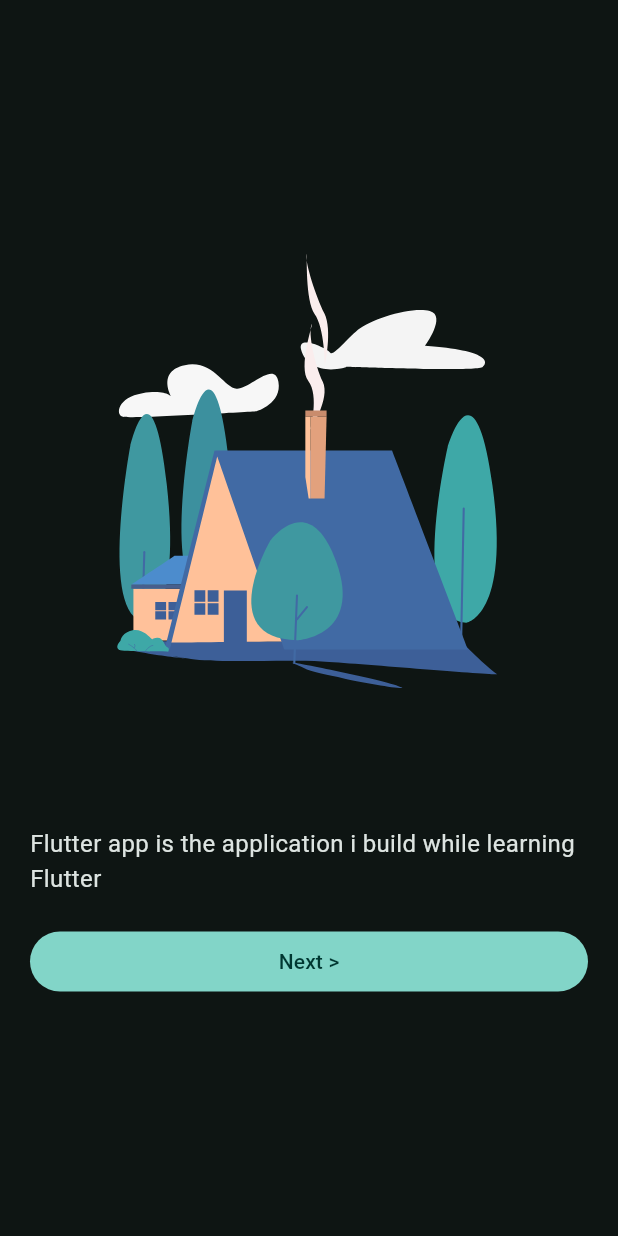
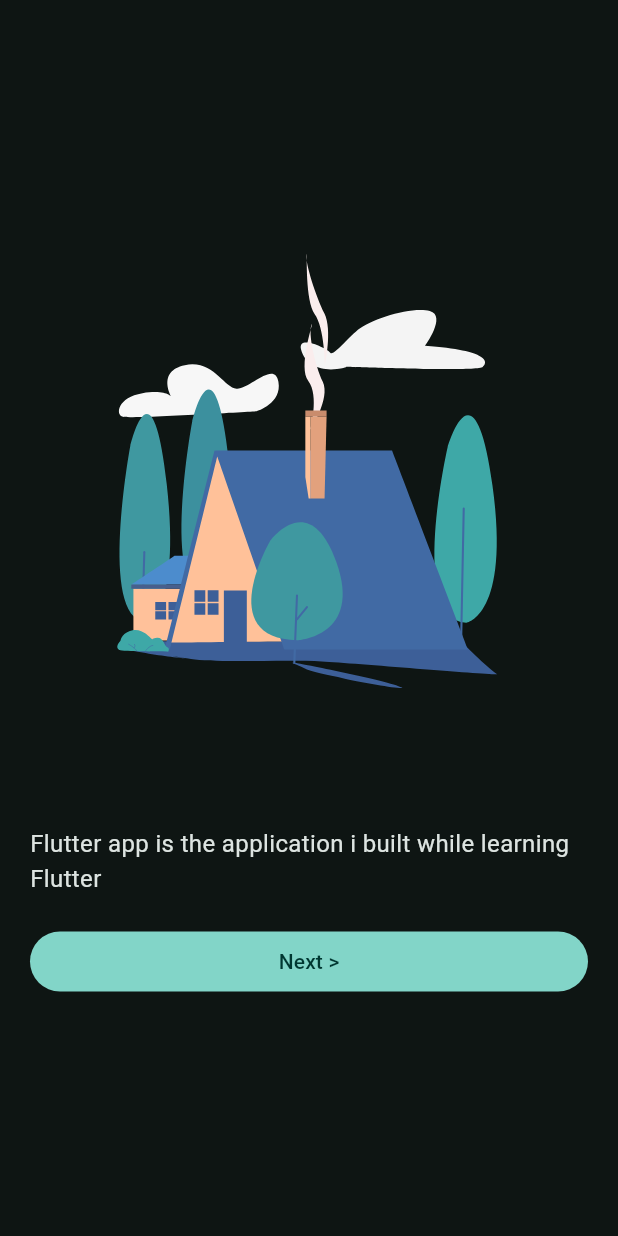
Before and after one commit to Danny-Py5/flutter-tutorial-sept-15-2025-monday-1-53pm, a Flutter app: the OnboardingPage screen opened directly, on a phone screen of 412 x 824 dp. Run offline on Flutter 3.47's test engine with Material 3 defaults, Android fonts, the phone set to English and light mode, and no system bars; our stand-ins replace lottie, shared_preferences; accounts and stored records are empty.

```diff
--- a/lib/views/pages/home_page.dart
+++ b/lib/views/pages/home_page.dart
@@ -20,7 +20,7 @@ class HomePage extends StatelessWidget {
         child: Column(
           spacing: Defaults.spacingSm,
           children: [
-            HeroWidget(title: 'Welcome'),
+            HeroWidget(title: 'Welcome', clickable: true),
             ...List.generate(dataList.length, (index) {
               return ContainerWidget(
                 title: dataList.elementAt(index),
--- a/lib/views/pages/onboarding_page.dart
+++ b/lib/views/pages/onboarding_page.dart
@@ -19,7 +19,7 @@ class OnboardingPage extends StatelessWidget {
               children: [
                 Lottie.asset('assets/lotties/home.json'),
                 Text(
-                  "Flutter app is the application i build while learning Flutter",
+                  "Flutter app is the application i built while learning Flutter",
                   style: KTextStyle.descriptionTextStyle,
                 ),
                 SizedBox(
```
Also changed, not shown: lib/views/widgets/hero_widget.dart (+11 -3 lines).
